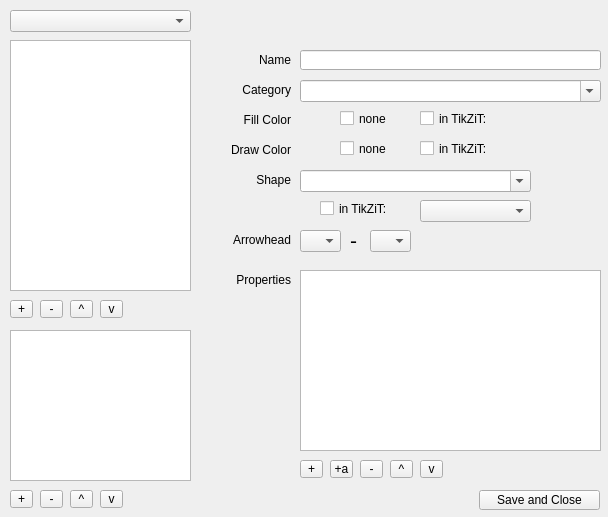
The window that src/gui/styleeditor.ui (tikzit/tikzit) describes before a commit, drawn with Qt 5.
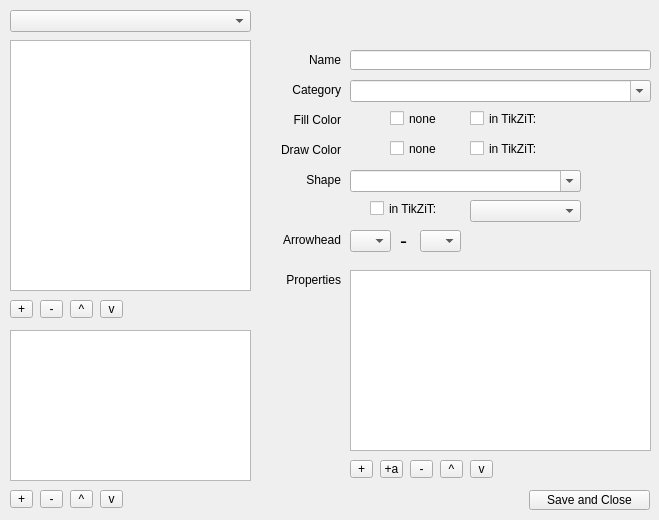
The same window after the commit.

The edit to the form file:
```diff
--- a/src/gui/styleeditor.ui
+++ b/src/gui/styleeditor.ui
@@ -6,8 +6,8 @@
    <rect>
     <x>0</x>
     <y>0</y>
-    <width>608</width>
-    <height>517</height>
+    <width>659</width>
+    <height>520</height>
    </rect>
   </property>
   <property name="windowTitle">
@@ -19,7 +19,7 @@
      <rect>
       <x>10</x>
       <y>10</y>
-      <width>181</width>
+      <width>241</width>
       <height>22</height>
      </rect>
     </property>
@@ -27,7 +27,7 @@
    <widget class="QLabel" name="labelName">
     <property name="geometry">
      <rect>
-      <x>200</x>
+      <x>250</x>
       <y>50</y>
       <width>91</width>
       <height>20</height>
@@ -51,7 +51,7 @@
    <widget class="QLabel" name="labelCategory">
     <property name="geometry">
      <rect>
-      <x>200</x>
+      <x>250</x>
       <y>80</y>
       <width>91</width>
       <height>20</height>
@@ -75,7 +75,7 @@
    <widget class="QLabel" name="labelFillColor">
     <property name="geometry">
      <rect>
-      <x>200</x>
+      <x>250</x>
       <y>110</y>
       <width>91</width>
       <height>20</height>
@@ -99,7 +99,7 @@
    <widget class="QLabel" name="labelDrawColor">
     <property name="geometry">
      <rect>
-      <x>200</x>
+      <x>250</x>
       <y>140</y>
       <width>91</width>
       <height>20</height>
@@ -123,7 +123,7 @@
    <widget class="QLineEdit" name="name">
     <property name="geometry">
      <rect>
-      <x>300</x>
+      <x>350</x>
       <y>50</y>
       <width>301</width>
       <height>20</height>
@@ -138,7 +138,7 @@
    <widget class="QComboBox" name="category">
     <property name="geometry">
      <rect>
-      <x>300</x>
+      <x>350</x>
       <y>80</y>
       <width>301</width>
       <height>22</height>
@@ -156,7 +156,7 @@
    <widget class="QPushButton" name="fillColor">
     <property name="geometry">
      <rect>
-      <x>300</x>
+      <x>350</x>
       <y>110</y>
       <width>31</width>
       <height>18</height>
@@ -178,7 +178,7 @@
    <widget class="QPushButton" name="drawColor">
     <property name="geometry">
      <rect>
-      <x>300</x>
+      <x>350</x>
       <y>140</y>
       <width>31</width>
       <height>18</height>
@@ -200,7 +200,7 @@
    <widget class="QCheckBox" name="hasTikzitFillColor">
     <property name="geometry">
      <rect>
-      <x>420</x>
+      <x>470</x>
       <y>110</y>
       <width>91</width>
       <height>17</height>
@@ -219,7 +219,7 @@
    <widget class="QCheckBox" name="hasTikzitDrawColor">
     <property name="geometry">
      <rect>
-      <x>420</x>
+      <x>470</x>
       <y>140</y>
       <width>91</width>
       <height>17</height>
@@ -238,7 +238,7 @@
    <widget class="QPushButton" name="tikzitFillColor">
     <property name="geometry">
      <rect>
-      <x>510</x>
+      <x>560</x>
       <y>110</y>
       <width>31</width>
       <height>18</height>
@@ -257,7 +257,7 @@
    <widget class="QPushButton" name="tikzitDrawColor">
     <property name="geometry">
      <rect>
-      <x>510</x>
+      <x>560</x>
       <y>140</y>
       <width>31</width>
       <height>18</height>
@@ -276,7 +276,7 @@
    <widget class="QLabel" name="labelShape">
     <property name="geometry">
      <rect>
-      <x>200</x>
+      <x>250</x>
       <y>170</y>
       <width>91</width>
       <height>20</height>
@@ -300,7 +300,7 @@
    <widget class="QComboBox" name="shape">
     <property name="geometry">
      <rect>
-      <x>300</x>
+      <x>350</x>
       <y>170</y>
       <width>231</width>
       <height>22</height>
@@ -333,7 +333,7 @@
    <widget class="QCheckBox" name="hasTikzitShape">
     <property name="geometry">
      <rect>
-      <x>320</x>
+      <x>370</x>
       <y>200</y>
       <width>91</width>
       <height>17</height>
@@ -352,7 +352,7 @@
    <widget class="QComboBox" name="tikzitShape">
     <property name="geometry">
      <rect>
-      <x>420</x>
+      <x>470</x>
       <y>200</y>
       <width>111</width>
       <height>22</height>
@@ -382,7 +382,7 @@
    <widget class="QLabel" name="labelArrowhead">
     <property name="geometry">
      <rect>
-      <x>200</x>
+      <x>250</x>
       <y>230</y>
       <width>91</width>
       <height>20</height>
@@ -406,7 +406,7 @@
    <widget class="QComboBox" name="leftArrow">
     <property name="geometry">
      <rect>
-      <x>300</x>
+      <x>350</x>
       <y>230</y>
       <width>41</width>
       <height>22</height>
@@ -439,7 +439,7 @@
    <widget class="QLabel" name="labelDash">
     <property name="geometry">
      <rect>
-      <x>350</x>
+      <x>400</x>
       <y>230</y>
       <width>16</width>
       <height>21</height>
@@ -457,7 +457,7 @@
    <widget class="QComboBox" name="rightArrow">
     <property name="geometry">
      <rect>
-      <x>370</x>
+      <x>420</x>
       <y>230</y>
       <width>41</width>
       <height>22</height>
@@ -490,7 +490,7 @@
    <widget class="QLabel" name="labelProperties">
     <property name="geometry">
      <rect>
-      <x>200</x>
+      <x>250</x>
       <y>270</y>
       <width>91</width>
       <height>20</height>
@@ -514,7 +514,7 @@
    <widget class="QToolButton" name="addProperty">
     <property name="geometry">
      <rect>
-      <x>300</x>
+      <x>350</x>
       <y>460</y>
       <width>23</width>
       <height>18</height>
@@ -532,7 +532,7 @@
    <widget class="QToolButton" name="addAtom">
     <property name="geometry">
      <rect>
-      <x>330</x>
+      <x>380</x>
       <y>460</y>
       <width>23</width>
       <height>18</height>
@@ -550,7 +550,7 @@
    <widget class="QToolButton" name="removeProperty">
     <property name="geometry">
      <rect>
-      <x>360</x>
+      <x>410</x>
       <y>460</y>
       <width>23</width>
       <height>18</height>
@@ -568,7 +568,7 @@
    <widget class="QToolButton" name="propertyUp">
     <property name="geometry">
      <rect>
-      <x>390</x>
+      <x>440</x>
       <y>460</y>
       <width>23</width>
       <height>18</height>
@@ -586,7 +586,7 @@
    <widget class="QToolButton" name="propertyDown">
     <property name="geometry">
      <rect>
-      <x>420</x>
+      <x>470</x>
       <y>460</y>
       <width>23</width>
       <height>18</height>
@@ -606,7 +606,7 @@
      <rect>
       <x>10</x>
       <y>40</y>
-      <width>181</width>
+      <width>241</width>
       <height>251</height>
      </rect>
     </property>
@@ -622,7 +622,7 @@
      <rect>
       <x>10</x>
       <y>330</y>
-      <width>181</width>
+      <width>241</width>
       <height>151</height>
      </rect>
     </property>
@@ -780,7 +780,7 @@
    <widget class="QPushButton" name="save">
     <property name="geometry">
      <rect>
-      <x>479</x>
+      <x>529</x>
       <y>490</y>
       <width>121</width>
       <height>20</height>
@@ -798,7 +798,7 @@
    <widget class="QTreeView" name="properties">
     <property name="geometry">
      <rect>
-      <x>300</x>
+      <x>350</x>
       <y>270</y>
       <width>301</width>
       <height>181</height>
@@ -825,7 +825,7 @@
    <widget class="QCheckBox" name="noFill">
     <property name="geometry">
      <rect>
-      <x>340</x>
+      <x>390</x>
       <y>110</y>
       <width>71</width>
       <height>17</height>
@@ -844,7 +844,7 @@
    <widget class="QCheckBox" name="noDraw">
     <property name="geometry">
      <rect>
-      <x>340</x>
+      <x>390</x>
       <y>140</y>
       <width>71</width>
       <height>17</height>
```
